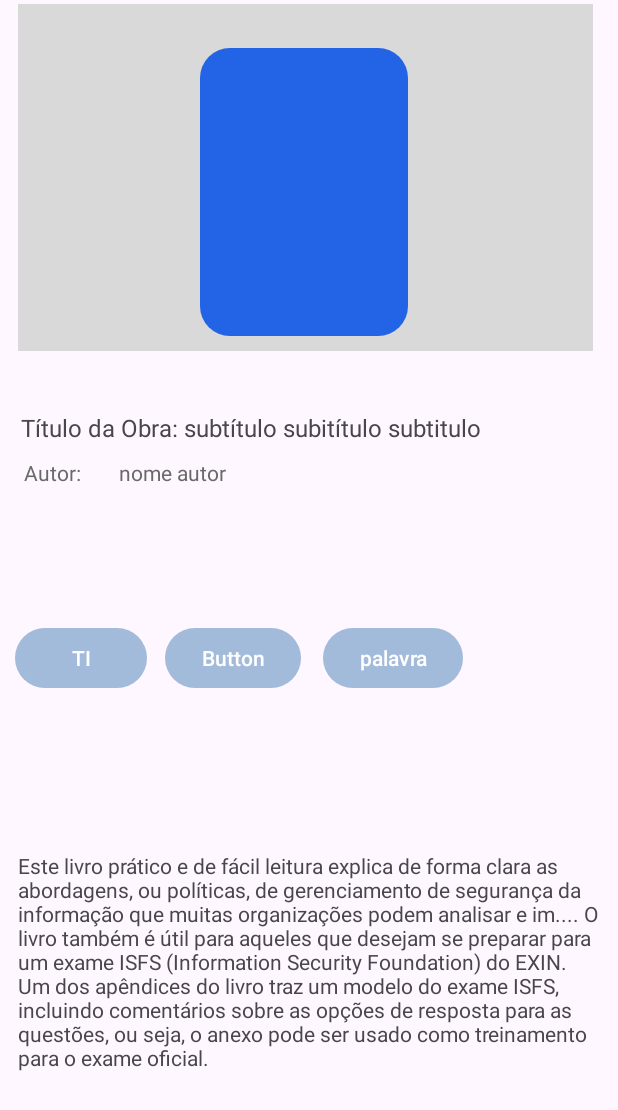
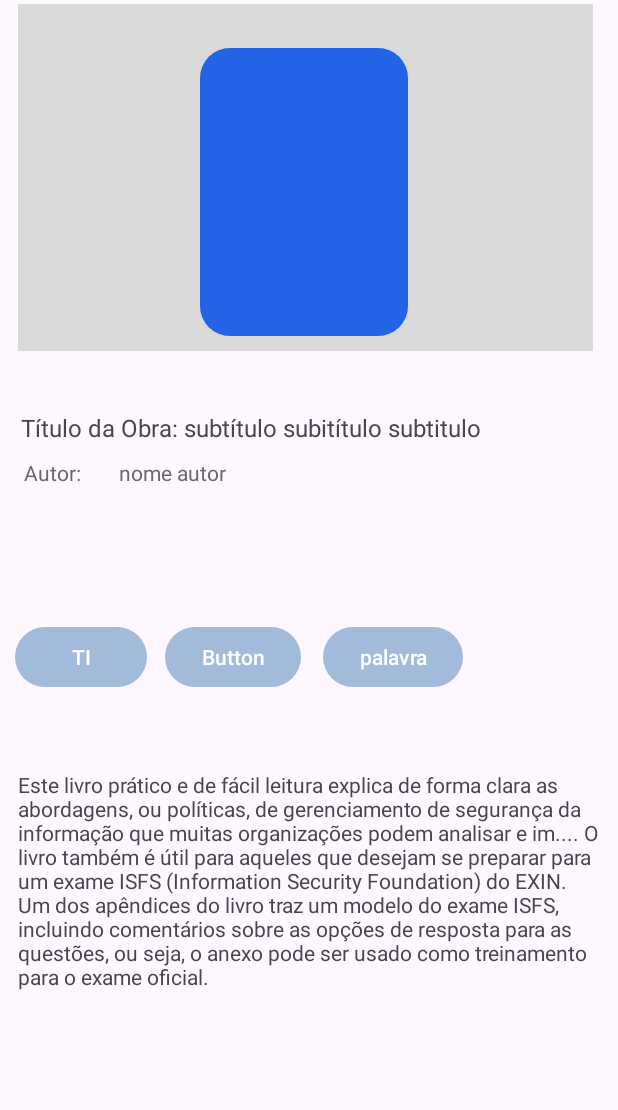
Before and after one commit to KerolainyCristiny/MobileProject_Biblioteca_Inteligente, an Android app: the layout activity_livro.xml on its own in the app's theme, with its tools: preview values and no code run, on a phone screen of 412 x 824 dp. Shown: the top 1110 px of the screen. Run offline under Robolectric (Android 15) with nearby library versions, the phone set to English and light mode, and no system bars; Roboto replaces fonts that are not available here.

Commit message:
Tela que apresenta o conteúdo de um livro

```diff
--- a/app/src/main/res/layout/activity_livro.xml
+++ b/app/src/main/res/layout/activity_livro.xml
@@ -37,7 +37,7 @@
     </RelativeLayout>
 
     <TextView
-        android:id="@+id/textView5"
+        android:id="@+id/titulo_livro"
         android:layout_width="361dp"
         android:layout_height="23dp"
         android:layout_marginTop="40dp"
@@ -58,7 +58,7 @@
         android:text="Autor: "
         android:textColor="#696969"
         app:layout_constraintStart_toStartOf="parent"
-        app:layout_constraintTop_toBottomOf="@+id/textView5" />
+        app:layout_constraintTop_toBottomOf="@+id/titulo_livro" />
 
     <TextView
         android:id="@+id/nome_autor"
@@ -73,11 +73,11 @@
         app:layout_constraintEnd_toEndOf="parent"
         app:layout_constraintHorizontal_bias="0.0"
         app:layout_constraintStart_toEndOf="@+id/textView11"
-        app:layout_constraintTop_toBottomOf="@+id/textView5"
+        app:layout_constraintTop_toBottomOf="@+id/titulo_livro"
         app:layout_constraintVertical_bias="0.0" />
 
     <TextView
-        android:id="@+id/textView13"
+        android:id="@+id/descricao_livro"
         android:layout_width="wrap_content"
         android:layout_height="wrap_content"
         android:paddingLeft="12dp"
@@ -88,12 +88,12 @@
         app:layout_constraintHorizontal_bias="0.0"
         app:layout_constraintStart_toStartOf="parent"
         app:layout_constraintTop_toTopOf="parent"
-        app:layout_constraintVertical_bias="0.838" />
+        app:layout_constraintVertical_bias="0.759" />
 
     <FrameLayout
         android:id="@+id/frameLayout"
-        android:layout_width="388dp"
-        android:layout_height="62dp"
+        android:layout_width="383dp"
+        android:layout_height="63dp"
         app:layout_constraintBottom_toBottomOf="parent"
         app:layout_constraintEnd_toEndOf="parent"
         app:layout_constraintHorizontal_bias="0.0"
```
